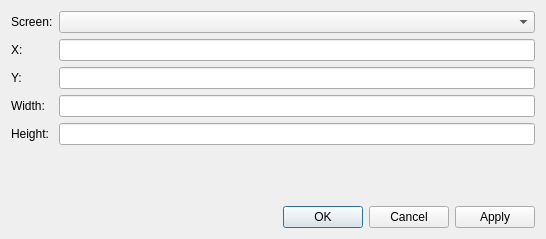
Before: the Qt Designer form configdialog.ui in Subtivals/subtivals, drawn with Qt 5.
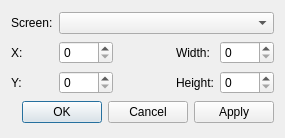
After: the same form once the commit is applied.

Commit message: Preferences dialog improvements

Diff of the .ui file:
```diff
--- a/configdialog.ui
+++ b/configdialog.ui
@@ -6,15 +6,13 @@
    <rect>
     <x>0</x>
     <y>0</y>
-    <width>546</width>
-    <height>239</height>
+    <width>285</width>
+    <height>138</height>
    </rect>
   </property>
   <property name="windowTitle">
    <string>Configuration</string>
   </property>
-  <layout class="QVBoxLayout" name="verticalLayout">
-   <item>
     <layout class="QGridLayout" name="gridLayout">
      <item row="0" column="0">
       <widget class="QLabel" name="label_5">
@@ -23,7 +21,7 @@
        </property>
       </widget>
      </item>
-     <item row="0" column="1">
+   <item row="0" column="1" colspan="4">
       <widget class="QComboBox" name="screens"/>
      </item>
      <item row="1" column="0">
@@ -34,7 +32,25 @@
       </widget>
      </item>
      <item row="1" column="1">
-      <widget class="QLineEdit" name="x"/>
+    <widget class="QSpinBox" name="x">
+     <property name="maximum">
+      <number>9999</number>
+     </property>
+    </widget>
+   </item>
+   <item row="1" column="3">
+    <widget class="QLabel" name="label_3">
+     <property name="text">
+      <string>Width:</string>
+     </property>
+    </widget>
+   </item>
+   <item row="1" column="4">
+    <widget class="QSpinBox" name="w">
+     <property name="maximum">
+      <number>9999</number>
+     </property>
+    </widget>
      </item>
      <item row="2" column="0">
       <widget class="QLabel" name="label_2">
@@ -44,44 +60,27 @@
       </widget>
      </item>
      <item row="2" column="1">
-      <widget class="QLineEdit" name="y"/>
-     </item>
-     <item row="3" column="0">
-      <widget class="QLabel" name="label_3">
-       <property name="text">
-        <string>Width:</string>
+    <widget class="QSpinBox" name="y">
+     <property name="maximum">
+      <number>9999</number>
        </property>
       </widget>
      </item>
-     <item row="3" column="1">
-      <widget class="QLineEdit" name="w"/>
-     </item>
-     <item row="4" column="0">
+   <item row="2" column="3">
       <widget class="QLabel" name="label_4">
        <property name="text">
         <string>Height:</string>
        </property>
       </widget>
      </item>
-     <item row="4" column="1">
-      <widget class="QLineEdit" name="h"/>
-     </item>
-    </layout>
-   </item>
-   <item>
-    <spacer name="verticalSpacer">
-     <property name="orientation">
-      <enum>Qt::Vertical</enum>
+   <item row="2" column="4">
+    <widget class="QSpinBox" name="h">
+     <property name="maximum">
+      <number>9999</number>
      </property>
-     <property name="sizeHint" stdset="0">
-      <size>
-       <width>20</width>
-       <height>18</height>
-      </size>
-     </property>
-    </spacer>
+    </widget>
    </item>
-   <item>
+   <item row="3" column="0" colspan="5">
     <widget class="QDialogButtonBox" name="buttonBox">
      <property name="orientation">
       <enum>Qt::Horizontal</enum>
@@ -91,6 +90,32 @@
      </property>
     </widget>
    </item>
+   <item row="1" column="2">
+    <spacer name="horizontalSpacer">
+     <property name="orientation">
+      <enum>Qt::Horizontal</enum>
+     </property>
+     <property name="sizeHint" stdset="0">
+      <size>
+       <width>40</width>
+       <height>20</height>
+      </size>
+     </property>
+    </spacer>
+   </item>
+   <item row="2" column="2">
+    <spacer name="horizontalSpacer_2">
+     <property name="orientation">
+      <enum>Qt::Horizontal</enum>
+     </property>
+     <property name="sizeHint" stdset="0">
+      <size>
+       <width>40</width>
+       <height>20</height>
+      </size>
+     </property>
+    </spacer>
+   </item>
   </layout>
  </widget>
  <resources/>
```
Left out of the diff: 80 changed lines with no effect on the pictures. Lines whose indentation alone changed are shown as unchanged. The commit also changes 1 other file.
